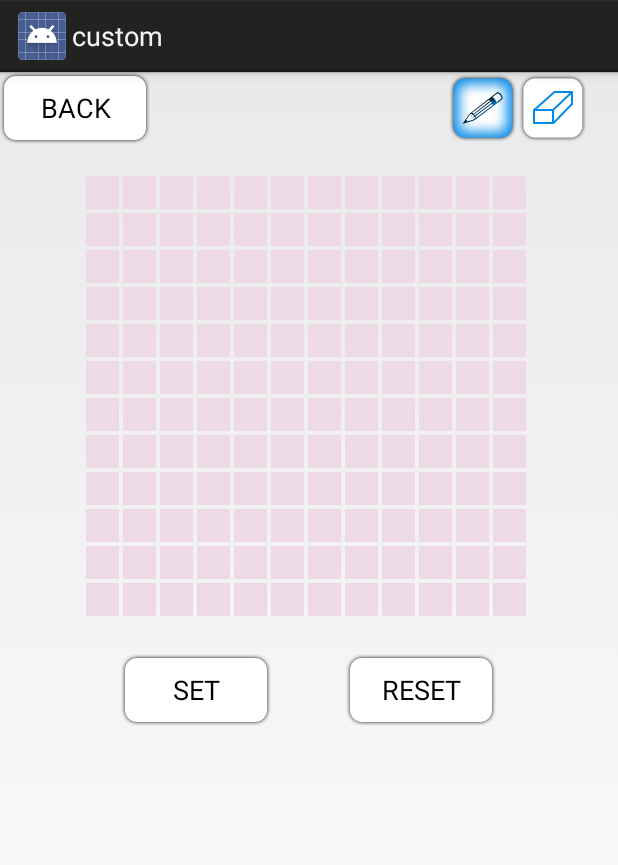
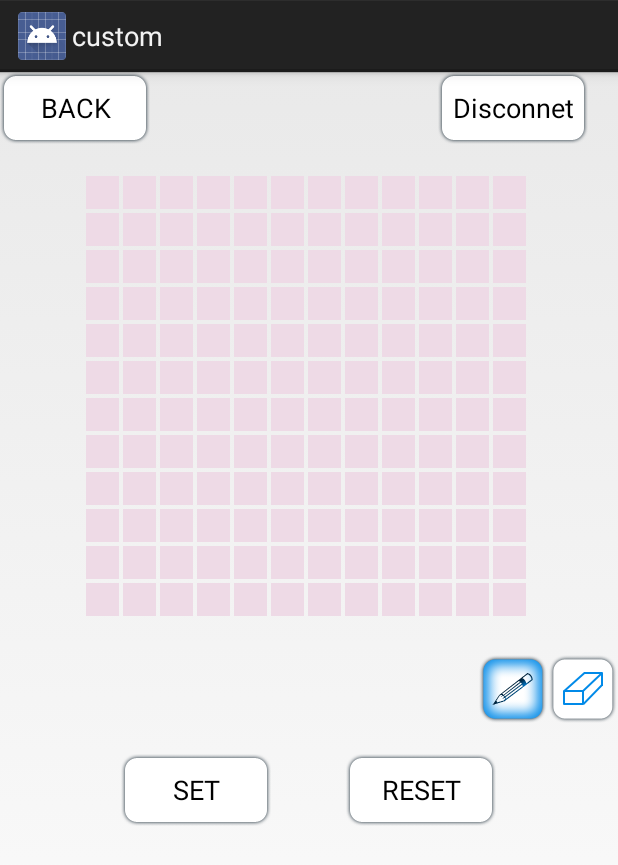
Before and after one commit to chzu131/BlueMatrix, an Android app: the NewCustomActivity screen opened directly, with no data from a screen before it, on a phone screen of 412 x 824 dp. Shown: the top 865 px of the screen. Run offline under Robolectric (Android 15) with nearby library versions, the light colour scheme and no system bars.

Commit message:
为所有界面增加断开连接 增加Memory类，存储、清空、读取上次连接的蓝牙的MAC地址

```diff
--- a/Chat/Chat/src/main/java/com/BlueMatrix/Activity/NewCustomActivity.java
+++ b/Chat/Chat/src/main/java/com/BlueMatrix/Activity/NewCustomActivity.java
@@ -14,6 +14,7 @@ import android.widget.Toast;
 
 import com.BlueMatrix.ble.BlueAction;
 import com.BlueMatrix.ble.RBLService;
+import com.BlueMatrix.sound.Memory;
 import com.BlueMatrix.view.CustomView;
 
 public class NewCustomActivity extends Activity implements View.OnClickListener, RadioButton.OnCheckedChangeListener {
@@ -24,6 +25,7 @@ public class NewCustomActivity extends Activity implements View.OnClickListener,
     private Button mResetBotton;
     private Button mBackBotton;
     private CustomView mCustomView;
+    private Button mDisconnetButton;
 
     @Override
     protected void onCreate(Bundle savedInstanceState) {
@@ -45,7 +47,11 @@ public class NewCustomActivity extends Activity implements View.OnClickListener,
         mBackBotton = (Button) findViewById(R.id.back);
         mBackBotton.setOnClickListener(this);
 
+        mDisconnetButton = (Button) findViewById(R.id.disconnet_button);
+        mDisconnetButton.setOnClickListener(this);
+
         mCustomView = (CustomView) findViewById(R.id.custom_view);
+
 
         registerReceiver(mGattUpdateReceiver, makeGattUpdateIntentFilter());
     }
@@ -99,14 +105,14 @@ public class NewCustomActivity extends Activity implements View.OnClickListener,
     protected void onResume() {
         super.onResume();
         //初始化蓝牙操作类
-        BlueAction blueAction= new BlueAction();
-        if(!blueAction.IsConnectBT())
-        {
-            //连接断开，返回
-            Intent intent2 = new Intent(NewCustomActivity.this, ScanDeviceActivity.class);
-            startActivity(intent2);
-            //finish();
-        }
+//        BlueAction blueAction= new BlueAction();
+//        if(!blueAction.IsConnectBT())
+//        {
+//            //连接断开，返回
+//            Intent intent2 = new Intent(NewCustomActivity.this, ScanDeviceActivity.class);
+//            startActivity(intent2);
+//            //finish();
+//        }
     }
 
     @Override
@@ -114,10 +120,18 @@ public class NewCustomActivity extends Activity implements View.OnClickListener,
         int id = v.getId();
         if (id == R.id.send) {
             byte[] customData = mCustomView.getCustomData();
-            Toast.makeText(this, "系统处理中...", Toast.LENGTH_LONG).show();
+            Toast.makeText(this, "System processing...", Toast.LENGTH_LONG).show();
             BlueAction blueAction= new BlueAction();
             blueAction.SendCustomPattern(customData);
-        } else if (id == R.id.reset) {
+        } else if(id == R.id.disconnet_button){
+            BlueAction blueAction= new BlueAction();
+            blueAction.DisconnectBT();
+            Memory memory = new Memory(this);
+            memory.ClearLastMacAddress();
+
+            Intent intent = new Intent(getApplicationContext(), ScanDeviceActivity.class);
+            startActivity(intent);
+        }else if (id == R.id.reset) {
             mCustomView.resetData();
         } else if (id == R.id.back) {
             Intent intent = new Intent();
--- a/Chat/Chat/src/main/java/com/BlueMatrix/sound/Sound.java
+++ b/Chat/Chat/src/main/java/com/BlueMatrix/sound/Sound.java
@@ -13,15 +13,13 @@ import java.util.HashMap;
  */
 public class Sound {
     private static SoundPool pool = null;
-    private int sourceid;
+    private static int sourceid;
 
     public void initSoundPool(Context context) {
         //指定声音池的最大音频流数目为10，声音品质为5
         pool = new SoundPool(10, AudioManager.STREAM_SYSTEM, 5);
         //载入音频流，返回在池中的id
        sourceid = pool.load(context, R.raw.shot, 0);
-
-
     }
 
     public void playSound(){
--- a/Chat/Chat/src/main/res/layout/custom_layout.xml
+++ b/Chat/Chat/src/main/res/layout/custom_layout.xml
@@ -14,6 +14,28 @@
             android:layout_height="wrap_content"
             android:background="@drawable/button_selector"
             android:text="BACK" />
+
+        <Button
+            android:id="@+id/disconnet_button"
+            android:layout_width="100dp"
+            android:layout_height="wrap_content"
+            android:background="@drawable/button_selector"
+            android:layout_gravity="right"
+            android:text="Disconnet" />
+    </FrameLayout>
+
+    <FrameLayout
+        android:layout_width="fill_parent"
+        android:layout_height="wrap_content"
+        android:layout_margin="20dp">
+
+        <com.BlueMatrix.view.CustomView
+            android:id="@+id/custom_view"
+            android:layout_width="@dimen/custom_view_width"
+            android:layout_height="@dimen/custom_view_height"
+            android:layout_gravity="center" />
+
+    </FrameLayout>
 
     <LinearLayout
         android:layout_width="wrap_content"
@@ -38,27 +60,12 @@
 
     </LinearLayout>
 
-    </FrameLayout>
-
-    <FrameLayout
-        android:layout_width="fill_parent"
-        android:layout_height="wrap_content"
-        android:layout_margin="20dp">
-
-        <com.BlueMatrix.view.CustomView
-            android:id="@+id/custom_view"
-            android:layout_width="@dimen/custom_view_width"
-            android:layout_height="@dimen/custom_view_height"
-            android:layout_gravity="center" />
-
-    </FrameLayout>
-
     <LinearLayout
         android:layout_width="wrap_content"
         android:layout_height="wrap_content"
         android:layout_gravity="center"
-        android:orientation="horizontal">
-
+        android:orientation="horizontal"
+        android:layout_margin="20dp">
         <Button
             android:id="@+id/send"
             android:layout_width="100dp"
```
Also changed, not shown: Chat/Chat/src/main/java/com/BlueMatrix/Activity/CustomTextActivity.java (+12 -15 lines), Chat/Chat/src/main/java/com/BlueMatrix/Activity/MainMenuActivity.java (+22 -14 lines), Chat/Chat/src/main/java/com/BlueMatrix/Activity/ScanDeviceActivity.java (+5 -11 lines), Chat/Chat/src/main/java/com/BlueMatrix/sound/Memory.java (added, +50 -0 lines), Chat/Chat/src/main/res/layout/custom_preview_layout.xml (deleted, +0 -58 lines), Chat/Chat/src/main/res/drawable/back.png (added), Chat/Chat/src/main/res/drawable/closebt.png (added). Lines whose indentation alone changed are shown as unchanged.
